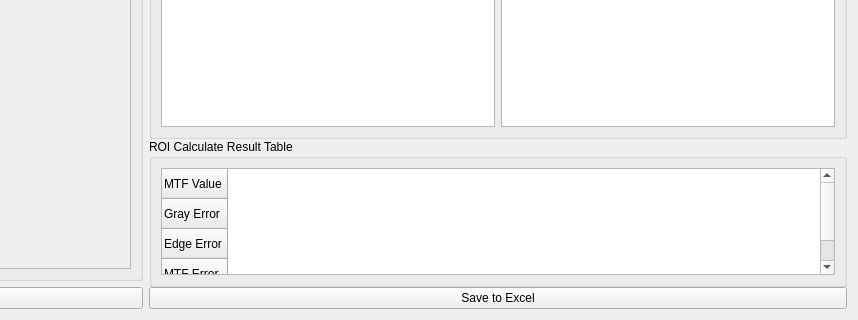
Above: lnxmtfprototype.ui from Wanncye/MechMindQtMTF before the change; both pictures show x 329 to 1187 and y 450 to 770 of the 1187 by 770 pixel window. Below: the same form after it.
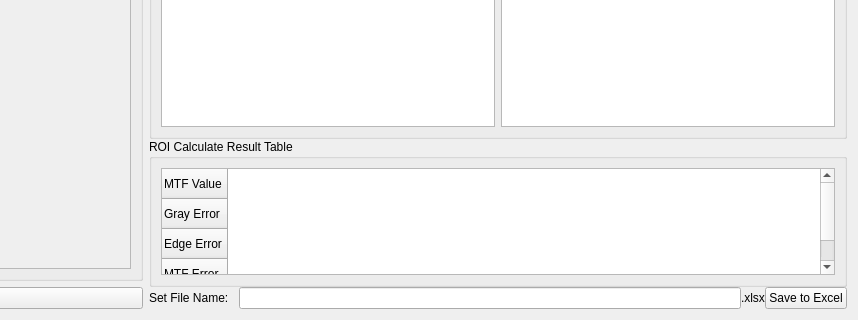
That is the form after the change. Custom widgets are drawn as their Qt base class.

Commit message: 保存到excel功能

What changed in the file:
```diff
--- a/lnxmtfprototype.ui
+++ b/lnxmtfprototype.ui
@@ -119,7 +119,7 @@
     </layout>
    </item>
    <item>
-    <layout class="QVBoxLayout" name="operatorPart" stretch="1,10,4,1">
+    <layout class="QVBoxLayout" name="operatorPart" stretch="1,10,4,0">
      <property name="spacing">
       <number>0</number>
      </property>
@@ -456,11 +456,32 @@
       </widget>
      </item>
      <item>
-      <widget class="QPushButton" name="pushButton_12">
+      <layout class="QHBoxLayout" name="horizontalLayout">
+       <item>
+        <widget class="QLabel" name="label_11">
+         <property name="text">
+          <string>Set File Name:   </string>
+         </property>
+        </widget>
+       </item>
+       <item>
+        <widget class="QLineEdit" name="fileName"/>
+       </item>
+       <item>
+        <widget class="QLabel" name="label_12">
+         <property name="text">
+          <string>.xlsx</string>
+         </property>
+        </widget>
+       </item>
+       <item>
+        <widget class="QPushButton" name="saveToExcel">
        <property name="text">
         <string>Save to Excel</string>
        </property>
       </widget>
+       </item>
+      </layout>
      </item>
     </layout>
    </item>
```
Lines whose indentation alone changed are shown as unchanged. The commit also changes 5 other files.
